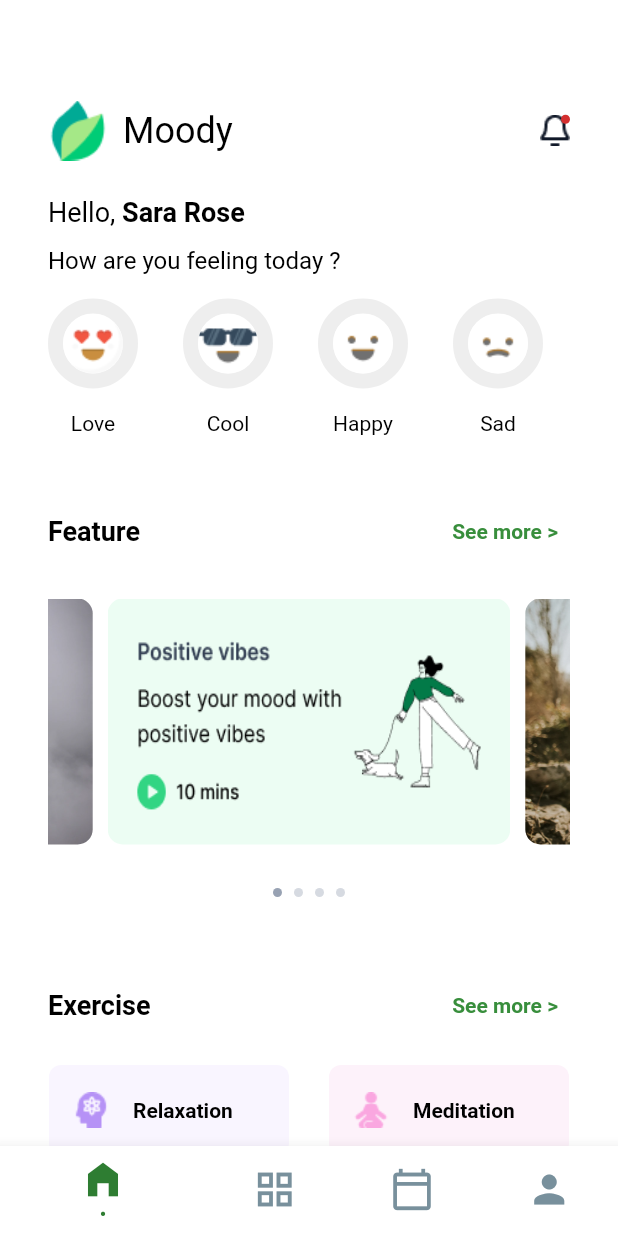
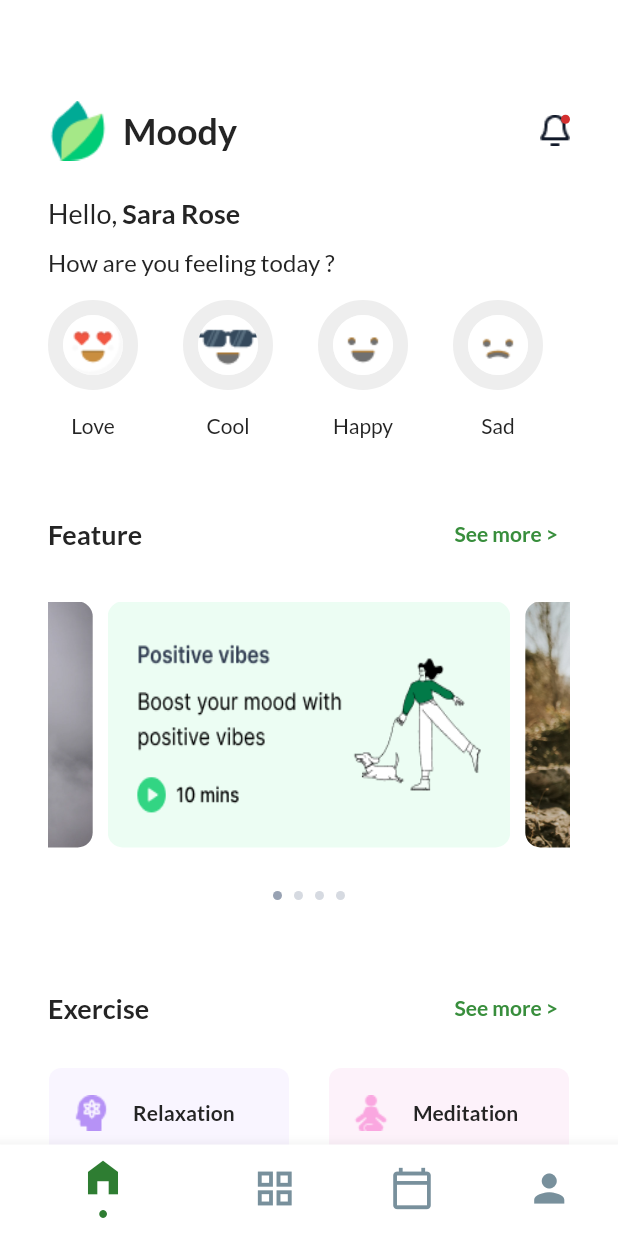
Before and after one commit to MinaAshraf67/route_exam, a Flutter app: the screen it shows after launch, on a phone screen of 412 x 824 dp. Run offline on Flutter 3.47's test engine with Material 2 defaults, Android fonts, the phone set to English and light mode, and no system bars; drawn by our look-alikes of carousel_slider; our stand-ins replace google_fonts.

Commit message:
Screen one  update(finished)

```diff
--- a/lib/main.dart
+++ b/lib/main.dart
@@ -2,6 +2,7 @@ import 'package:flutter/material.dart';
 import 'package:route_exam/screens/screen_one.dart';
 import 'package:route_exam/screens/screen_three.dart';
 import 'package:route_exam/screens/screen_two.dart';
+import 'package:route_exam/shared/theme.dart';
 
 void main() {
   runApp(const MyApp());
@@ -14,6 +15,8 @@ class MyApp extends StatelessWidget {
   Widget build(BuildContext context) {
     return MaterialApp(
       debugShowCheckedModeBanner: false,
+      theme: MyThemeData.lightTheme,
+      themeMode: ThemeMode.light,
       initialRoute: ScreenOne.routeName,
       routes: {
         ScreenOne.routeName: (context) => ScreenOne(),
--- a/lib/screens/screen_one.dart
+++ b/lib/screens/screen_one.dart
@@ -54,7 +54,6 @@ class _ScreenOneState extends State<ScreenOne> {
           ),
         ],
       ),
-      backgroundColor: Colors.white,
       body: SingleChildScrollView(
         child: Padding(
           padding: const EdgeInsets.all(32.0),
@@ -63,26 +62,23 @@ class _ScreenOneState extends State<ScreenOne> {
             children: [
               Container(
                 margin: const EdgeInsets.only(top: 35.0),
-                child: const Row(
+                child: Row(
                   children: [
-                    Image(
+                    const Image(
                       image: AssetImage('assets/images/logo.png'),
                     ),
-                    SizedBox(
+                    const SizedBox(
                       width: 10.0,
                     ),
                     Text(
                       'Moody',
-                      style: TextStyle(
-                        color: Colors.black,
-                        fontSize: 24.0,
-                      ),
+                      style: Theme.of(context).textTheme.titleLarge,
                     ),
-                    SizedBox(
+                    const SizedBox(
                       width: 16.0,
                     ),
-                    Spacer(),
-                    Badge(
+                    const Spacer(),
+                    const Badge(
                         child: Image(
                       image: AssetImage('assets/images/notficationIcon.png'),
                     )),
@@ -92,33 +88,26 @@ class _ScreenOneState extends State<ScreenOne> {
               const SizedBox(
                 height: 24.0,
               ),
-              const Row(
+              Row(
                 children: [
                   Text(
                     'Hello, ',
-                    style: TextStyle(
-                      color: Colors.black,
-                      fontSize: 18.0,
-                    ),
+                    style: Theme.of(context).textTheme.bodyLarge,
                   ),
                   Text(
                     'Sara Rose',
-                    style: TextStyle(
-                        color: Colors.black,
-                        fontSize: 18.0,
-                        fontWeight: FontWeight.w600),
+                    style: Theme.of(context).textTheme.bodyLarge?.copyWith(
+                          fontWeight: FontWeight.w600,
+                        ),
                   ),
                 ],
               ),
               const SizedBox(
                 height: 12.0,
               ),
-              const Text(
+              Text(
                 'How are you feeling today ?',
-                style: TextStyle(
-                  color: Colors.black,
-                  fontSize: 16.0,
-                ),
+                style: Theme.of(context).textTheme.bodyMedium,
               ),
               const SizedBox(
                 height: 16.0,
@@ -158,20 +147,19 @@ class _ScreenOneState extends State<ScreenOne> {
               Row(
                 mainAxisAlignment: MainAxisAlignment.spaceBetween,
                 children: [
-                  const Text(
+                  Text(
                     'Feature',
-                    style: TextStyle(
-                        color: Colors.black,
-                        fontSize: 18.0,
-                        fontWeight: FontWeight.bold),
+                    style: Theme.of(context)
+                        .textTheme
+                        .bodyLarge
+                        ?.copyWith(fontWeight: FontWeight.bold),
                   ),
                   TextButton(
                     onPressed: () {},
                     child: Text(
                       'See more >',
-                      style: TextStyle(
+                      style: Theme.of(context).textTheme.bodySmall?.copyWith(
                           color: Colors.green[700],
-                          fontSize: 14.0,
                           fontWeight: FontWeight.bold),
                     ),
                   ),
@@ -243,23 +231,20 @@ class _ScreenOneState extends State<ScreenOne> {
               Row(
                 mainAxisAlignment: MainAxisAlignment.spaceBetween,
                 children: [
-                  const Text(
+                  Text(
                     'Exercise',
-                    style: TextStyle(
-                      color: Colors.black,
-                      fontSize: 18.0,
-                      fontWeight: FontWeight.bold,
-                    ),
+                    style: Theme.of(context)
+                        .textTheme
+                        .bodyLarge
+                        ?.copyWith(fontWeight: FontWeight.bold),
                   ),
                   TextButton(
                     onPressed: () {},
                     child: Text(
                       'See more >',
-                      style: TextStyle(
-                        color: Colors.green[700],
-                        fontSize: 14.0,
-                        fontWeight: FontWeight.bold,
-                      ),
+                      style: Theme.of(context).textTheme.bodySmall?.copyWith(
+                          color: Colors.green[700],
+                          fontWeight: FontWeight.bold),
                     ),
                   ),
                 ],
--- a/lib/shared/my_circle_avatar.dart
+++ b/lib/shared/my_circle_avatar.dart
@@ -36,10 +36,7 @@ class MyCircleAvatar extends StatelessWidget {
         ),
         Text(
           circleAvatarLabel,
-          style: const TextStyle(
-            color: Colors.black,
-            fontSize: 14.0,
-          ),
+          style: Theme.of(context).textTheme.bodySmall,
         ),
       ],
     );
--- a/lib/shared/my_exercise.dart
+++ b/lib/shared/my_exercise.dart
@@ -38,10 +38,10 @@ class MyExercise extends StatelessWidget {
           ),
           Text(
             text,
-            style: const TextStyle(
-                color: Colors.black,
-                fontSize: 14.0,
-                fontWeight: FontWeight.bold),
+            style: Theme.of(context)
+                .textTheme
+                .bodySmall
+                ?.copyWith(fontWeight: FontWeight.bold),
           ),
         ],
       ),
--- /dev/null
+++ b/lib/shared/theme.dart
@@ -0,0 +1,33 @@
+import 'package:flutter/material.dart';
+import 'package:flutter/services.dart';
+import 'package:google_fonts/google_fonts.dart';
+
+class MyThemeData {
+  static Color primaryColor = const Color(0xFFB7935F);
+  static Color secondaryColor = const Color(0xFF141A2E);
+  static Color whiteColor = Colors.white;
+  static Color blackColor = const Color(0xFF242424);
+  static Color darkYellowColor = const Color(0xFFFACC1D);
+  static ThemeData lightTheme = ThemeData(
+    scaffoldBackgroundColor: whiteColor,
+    textTheme: TextTheme(
+      bodySmall: GoogleFonts.lato(
+        fontSize: 14.0,
+        color: blackColor,
+      ),
+      bodyMedium: GoogleFonts.lato(
+        fontSize: 16.0,
+        color: blackColor,
+      ),
+      bodyLarge: GoogleFonts.lato(
+        fontSize: 18.0,
+        color: blackColor,
+      ),
+      titleLarge: GoogleFonts.lato(
+        fontSize: 24.0,
+        color: blackColor,
+        fontWeight: FontWeight.bold,
+      ),
+    ),
+  );
+}
--- a/pubspec.yaml
+++ b/pubspec.yaml
@@ -39,6 +39,8 @@ dependencies:
   carousel_slider: ^4.2.1
   badges: ^3.1.2
   smooth_page_indicator: ^1.1.0
+  google_fonts: ^6.0.0
+
 
 
 dev_dependencies:
```
Also changed, not shown: pubspec.lock.
